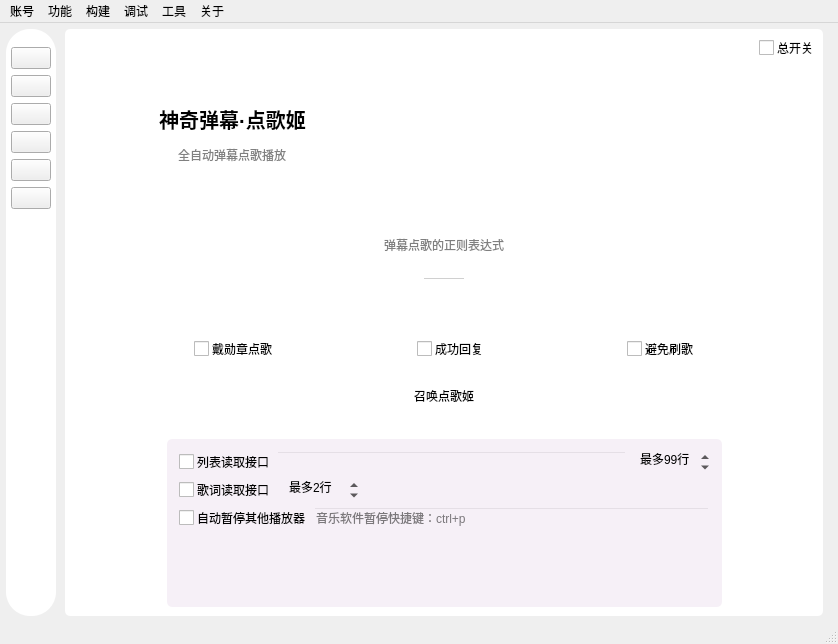
This is mainwindow/mainwindow.ui in iwxyi/Bilibili-MagicalDanmaku as Qt 5 draws it before an edit. The edited form follows.
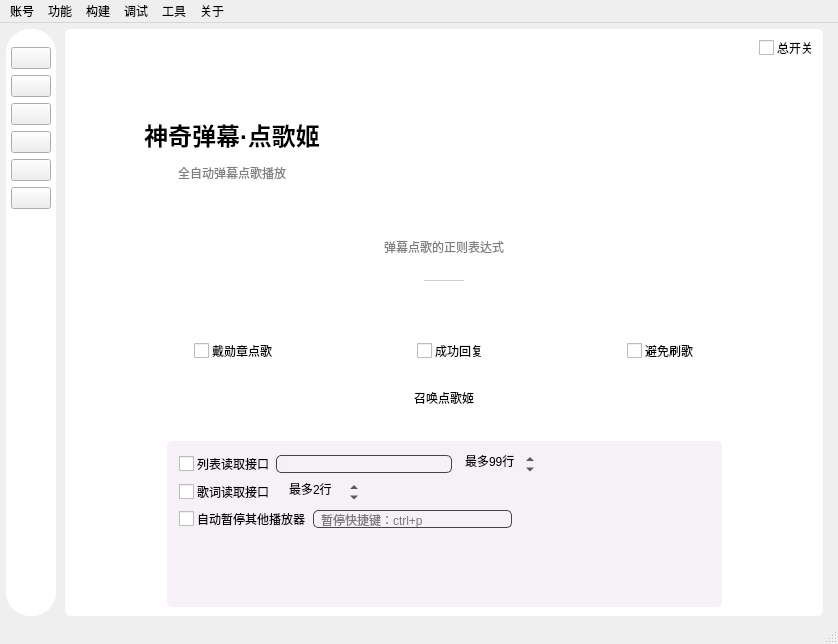
This is the edited form. The open tabs and pages were chosen to show the change. Icons and pictures are not drawn. Custom widgets are drawn as their Qt base class.

Commit message: 添加细节动画

The edit to the form file:
```diff
--- a/mainwindow/mainwindow.ui
+++ b/mainwindow/mainwindow.ui
@@ -4423,7 +4423,7 @@
             <widget class="QWidget" name="musicBigTitleWidget" native="true">
              <layout class="QHBoxLayout" name="horizontalLayout_23" stretch="5,7">
               <item>
-               <layout class="QVBoxLayout" name="verticalLayout_49">
+               <layout class="QVBoxLayout" name="verticalLayout_49" stretch="3,0,0,1">
                 <property name="spacing">
                  <number>12</number>
                 </property>
@@ -4461,7 +4461,7 @@
                   <item>
                    <widget class="QLabel" name="musicBigTitleLabel">
                     <property name="styleSheet">
-                     <string notr="true">font-size: 20px;
+                     <string notr="true">font-size: 24px;
 font-weight: 500;</string>
                     </property>
                     <property name="text">
@@ -4976,7 +4976,7 @@
                  <number>12</number>
                 </property>
                 <item>
-                 <layout class="QHBoxLayout" name="horizontalLayout_45" stretch="0,0,0">
+                 <layout class="QHBoxLayout" name="horizontalLayout_45" stretch="0,0,0,0">
                   <property name="topMargin">
                    <number>0</number>
                   </property>
@@ -5026,6 +5026,12 @@
                   </item>
                   <item>
                    <widget class="QLineEdit" name="orderSongsToFileFormatEdit">
+                    <property name="sizePolicy">
+                     <sizepolicy hsizetype="MinimumExpanding" vsizetype="Fixed">
+                      <horstretch>0</horstretch>
+                      <verstretch>0</verstretch>
+                     </sizepolicy>
+                    </property>
                     <property name="toolTip">
                      <string>&lt;html&gt;&lt;head/&gt;&lt;body&gt;&lt;p&gt;支持变量：&lt;/p&gt;&lt;p&gt;{序号}、{歌名}、{歌手}、{用户}、{时长}、{专辑}、&lt;/p&gt;&lt;p&gt;{当前歌名}、{当前歌手}、{当前用户}&lt;/p&gt;&lt;/body&gt;&lt;/html&gt;</string>
                     </property>
@@ -5033,6 +5039,10 @@
                      <string notr="true">QLineEdit
 {
 	background: transparent;
+	border-radius: 5px;
+	border: 1px solid #444444;
+	padding-left: 5px;
+	padding-right: 5px;
 }</string>
                     </property>
                    </widget>
@@ -5074,6 +5084,19 @@
                     </property>
                    </widget>
                   </item>
+                  <item>
+                   <spacer name="horizontalSpacer_12">
+                    <property name="orientation">
+                     <enum>Qt::Horizontal</enum>
+                    </property>
+                    <property name="sizeHint" stdset="0">
+                     <size>
+                      <width>40</width>
+                      <height>20</height>
+                     </size>
+                    </property>
+                   </spacer>
+                  </item>
                  </layout>
                 </item>
                 <item>
@@ -5228,6 +5251,12 @@
                   </item>
                   <item>
                    <widget class="QLineEdit" name="outerMusicKeyEdit">
+                    <property name="sizePolicy">
+                     <sizepolicy hsizetype="MinimumExpanding" vsizetype="Fixed">
+                      <horstretch>0</horstretch>
+                      <verstretch>0</verstretch>
+                     </sizepolicy>
+                    </property>
                     <property name="toolTip">
                      <string>&lt;html&gt;&lt;head/&gt;&lt;body&gt;&lt;p&gt;音乐播放器全局暂停快捷键&lt;/p&gt;&lt;p&gt;没有的话，需要在对应软件中设置&lt;/p&gt;&lt;p&gt;并填入到本输入框中，不分大小写&lt;/p&gt;&lt;p&gt;例如：ctrl+alt+p&lt;/p&gt;&lt;p&gt;暂时支持：ctrl、shift、alt、a-z、0-9&lt;/p&gt;&lt;/body&gt;&lt;/html&gt;</string>
                     </property>
@@ -5235,13 +5264,30 @@
                      <string notr="true">QLineEdit
 {
 	background: transparent;
+	border-radius: 5px;
+	border: 1px solid #444444;
+	padding-left: 5px;
+	padding-right: 5px;
 }</string>
                     </property>
                     <property name="placeholderText">
-                     <string>音乐软件暂停快捷键：ctrl+p</string>
+                     <string>暂停快捷键：ctrl+p</string>
                     </property>
                    </widget>
                   </item>
+                  <item>
+                   <spacer name="horizontalSpacer_13">
+                    <property name="orientation">
+                     <enum>Qt::Horizontal</enum>
+                    </property>
+                    <property name="sizeHint" stdset="0">
+                     <size>
+                      <width>40</width>
+                      <height>20</height>
+                     </size>
+                    </property>
+                   </spacer>
+                  </item>
                  </layout>
                 </item>
                 <item>
```
Left out of the diff: 63 changed lines with no effect on the pictures. Lines whose indentation alone changed are shown as unchanged. The commit also changes 2 other files.
